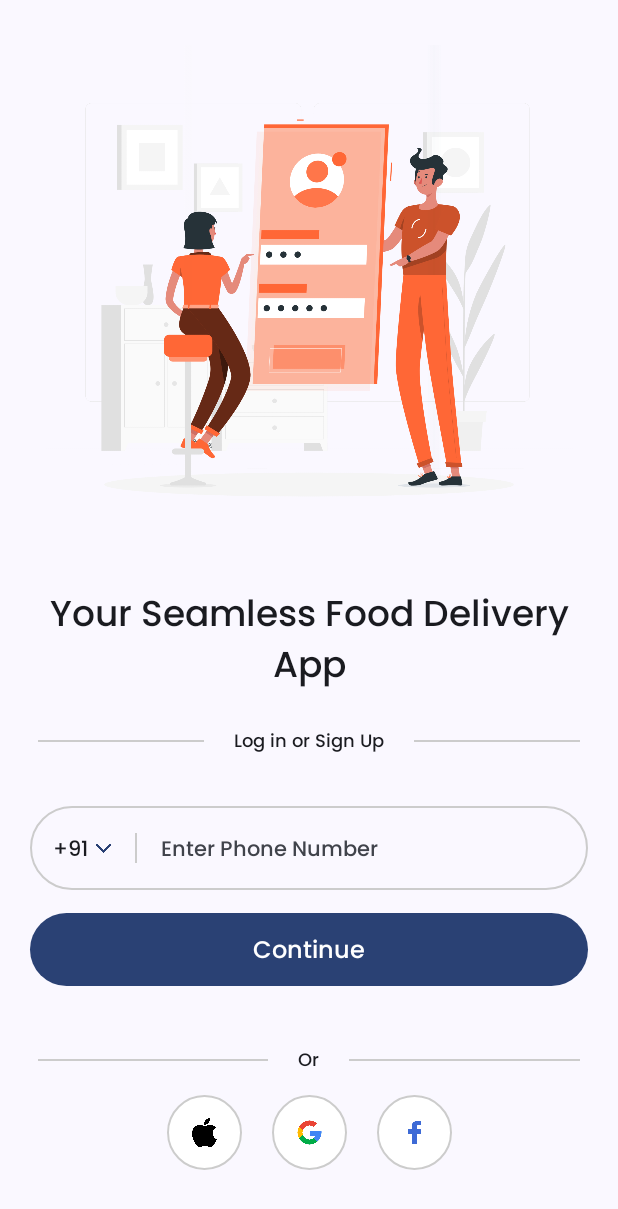
After one commit to chiragpatel047/FoodExpressUserApp, an Android app built with Jetpack Compose: the LoginScreen screen opened through its navigation route, on a phone screen of 412 x 824 dp. The commit adds this screen. Shown: the top 1209 px of the screen. Run offline under Robolectric (Android 15) with nearby library versions, the phone set to English and light mode, and no system bars.

Commit message:
login-screen-ui-1

```diff
--- /dev/null
+++ b/app/src/main/java/com/foodapp/foodexpress/Components/Component.kt
@@ -0,0 +1,192 @@
+package com.foodapp.foodexpress.Components
+
+import androidx.compose.foundation.BorderStroke
+import androidx.compose.foundation.Image
+import androidx.compose.foundation.background
+import androidx.compose.foundation.layout.PaddingValues
+import androidx.compose.foundation.layout.Row
+import androidx.compose.foundation.layout.Spacer
+import androidx.compose.foundation.layout.fillMaxWidth
+import androidx.compose.foundation.layout.height
+import androidx.compose.foundation.layout.padding
+import androidx.compose.foundation.layout.size
+import androidx.compose.foundation.shape.CircleShape
+import androidx.compose.foundation.shape.RoundedCornerShape
+import androidx.compose.material3.Button
+import androidx.compose.material3.ButtonDefaults
+import androidx.compose.material3.FilledIconButton
+import androidx.compose.material3.Icon
+import androidx.compose.material3.IconButton
+import androidx.compose.material3.IconButtonColors
+import androidx.compose.material3.IconButtonDefaults
+import androidx.compose.material3.MaterialTheme
+import androidx.compose.material3.OutlinedButton
+import androidx.compose.material3.Text
+import androidx.compose.runtime.Composable
+import androidx.compose.ui.Alignment
+import androidx.compose.ui.Modifier
+import androidx.compose.ui.draw.alpha
+import androidx.compose.ui.draw.clip
+import androidx.compose.ui.draw.rotate
+import androidx.compose.ui.graphics.Color
+import androidx.compose.ui.res.painterResource
+import androidx.compose.ui.text.style.TextAlign
+import androidx.compose.ui.tooling.preview.Preview
+import androidx.compose.ui.unit.dp
+import androidx.compose.ui.unit.sp
+import com.foodapp.foodexpress.R
+
+@Composable
+fun OrangeRoundedButton(label: String, onClick: () -> Unit) {
+    Button(
+        onClick = onClick,
+        colors = ButtonDefaults.buttonColors(MaterialTheme.colorScheme.primary),
+        modifier = Modifier
+            .fillMaxWidth()
+            .padding(20.dp,10.dp,20.dp,5.dp)
+    ) {
+        Text(
+            text = label,
+            fontSize = 16.sp,
+            style = MaterialTheme.typography.titleLarge,
+            modifier = Modifier
+                .padding(5.dp)
+        )
+    }
+}
+
+@Composable
+fun HeadingText(text: String) {
+    Text(
+        text = text,
+        textAlign = TextAlign.Center,
+        fontSize = 24.sp,
+        style = MaterialTheme.typography.titleLarge,
+        modifier = Modifier
+            .fillMaxWidth()
+            .padding(20.dp,10.dp,20.dp,10.dp)
+    )
+}
+
+@Composable
+fun ContentText(text: String) {
+    Text(
+        text = text,
+        textAlign = TextAlign.Center,
+        fontSize = 16.sp,
+        style = MaterialTheme.typography.titleLarge,
+        modifier = Modifier
+            .fillMaxWidth()
+            .padding(20.dp, 5.dp)
+    )
+}
+
+@Composable
+fun Content2Text(text: String, textAlign: TextAlign) {
+    Text(
+        text = text,
+        textAlign = textAlign,
+        fontSize = 14.sp,
+        style = MaterialTheme.typography.titleLarge,
+        modifier = Modifier
+            .padding(20.dp, 5.dp)
+    )
+}
+
+@Composable
+fun OutlinedCustomButton(imageIcon: Int,alpha : Float, onClick: () -> Unit) {
+    OutlinedButton(
+        onClick = onClick,
+        modifier = Modifier.size(50.dp).alpha(alpha = alpha),  //avoid the oval shape
+        shape = CircleShape,
+        border = BorderStroke(1.dp, MaterialTheme.colorScheme.primary),
+        contentPadding = PaddingValues(15.dp),  //avoid the little icon
+        colors = ButtonDefaults.outlinedButtonColors(contentColor =  MaterialTheme.colorScheme.primary)
+    ) {
+        Icon(
+            painterResource(id = imageIcon),
+            contentDescription = "",
+            tint = MaterialTheme.colorScheme.primary
+        )
+    }
+}
+
+@Composable
+fun OutlinedCustomImageButton(imageIcon: Int, onClick: () -> Unit) {
+    OutlinedButton(
+        onClick = onClick,
+        modifier = Modifier.size(50.dp),  //avoid the oval shape
+        shape = CircleShape,
+        border = BorderStroke(1.dp, Color.LightGray),
+        contentPadding = PaddingValues(15.dp),
+        colors = ButtonDefaults.outlinedButtonColors(containerColor =  Color.White)
+
+    ) {
+        Icon(
+            painterResource(id = imageIcon),
+            contentDescription = "",
+            tint = Color.Unspecified
+        )
+    }
+}
+
+@Composable
+fun FilledCustomButton(imageIcon: Int, onClick: () -> Unit) {
+    IconButton(
+        onClick = onClick,
+        modifier = Modifier
+            .size(50.dp)
+            .clip(RoundedCornerShape(50.dp)),  //avoid the oval shape
+        colors = IconButtonDefaults.iconButtonColors(
+            containerColor = MaterialTheme.colorScheme.primary
+        )
+    ) {
+        Icon(
+            painterResource(id = imageIcon),
+            contentDescription = "",
+            tint = Color.White,
+            modifier = Modifier
+                .size(50.dp)
+                .padding(15.dp)
+                .rotate(180F)
+        )
+    }
+}
+
+@Composable
+fun subjectImage(image : Int){
+    Image(painter = painterResource(id = image),
+        contentDescription = "",
+        modifier = Modifier.padding(30.dp,30.dp,30.dp,0.dp))
+}
+
+@Composable
+fun textBetweenTwoLines(text : String){
+    Row(
+        modifier = Modifier
+            .fillMaxWidth()
+            .padding(25.dp, 10.dp),
+        verticalAlignment = Alignment.CenterVertically
+    ) {
+        Spacer(
+            modifier = Modifier
+                .height(1.dp)
+                .weight(1f)
+                .background(Color.LightGray)
+        )
+        Text(
+            text = text,
+            textAlign = TextAlign.Center,
+            fontSize = 12.sp,
+            style = MaterialTheme.typography.titleLarge,
+            modifier = Modifier
+                .padding(20.dp, 5.dp)
+        )
+        Spacer(
+            modifier = Modifier
+                .height(1.dp)
+                .weight(1f)
+                .background(Color.LightGray)
+        )
+    }
+}
--- a/app/src/main/java/com/foodapp/foodexpress/MainActivity.kt
+++ b/app/src/main/java/com/foodapp/foodexpress/MainActivity.kt
@@ -10,6 +10,13 @@ import androidx.compose.material3.Text
 import androidx.compose.runtime.Composable
 import androidx.compose.ui.Modifier
 import androidx.compose.ui.tooling.preview.Preview
+import androidx.navigation.NavController
+import androidx.navigation.compose.NavHost
+import androidx.navigation.compose.composable
+import androidx.navigation.compose.rememberNavController
+import com.foodapp.foodexpress.Screens.LoginScreen
+import com.foodapp.foodexpress.Screens.OnBoardingScreen
+import com.foodapp.foodexpress.Screens.OtpScreen
 import com.foodapp.foodexpress.Screens.StarterScreen
 import com.foodapp.foodexpress.ui.theme.FoodExpressTheme
 
@@ -23,9 +30,28 @@ class MainActivity : ComponentActivity() {
                     modifier = Modifier.fillMaxSize(),
                     color = MaterialTheme.colorScheme.background
                 ) {
-                    StarterScreen()
+                    App()
                 }
             }
         }
     }
+
+    @Composable
+    fun App(){
+        val navController = rememberNavController()
+        NavHost(navController = navController, startDestination = "starter"){
+            composable(route = "starter"){
+                StarterScreen(navController)
+            }
+            composable(route = "onBoard"){
+                OnBoardingScreen(navController)
+            }
+            composable(route = "login"){
+                LoginScreen(navController)
+            }
+            composable(route = "otp"){
+                OtpScreen(navController)
+            }
+        }
+    }
 }
--- /dev/null
+++ b/app/src/main/java/com/foodapp/foodexpress/Screens/LoginScreen.kt
@@ -0,0 +1,220 @@
+package com.foodapp.foodexpress.Screens
+
+import android.util.Size
+import androidx.compose.foundation.Image
+import androidx.compose.foundation.background
+import androidx.compose.foundation.border
+import androidx.compose.foundation.clickable
+import androidx.compose.foundation.layout.Arrangement
+import androidx.compose.foundation.layout.Box
+import androidx.compose.foundation.layout.Column
+import androidx.compose.foundation.layout.Row
+import androidx.compose.foundation.layout.Spacer
+import androidx.compose.foundation.layout.fillMaxHeight
+import androidx.compose.foundation.layout.fillMaxSize
+import androidx.compose.foundation.layout.fillMaxWidth
+import androidx.compose.foundation.layout.height
+import androidx.compose.foundation.layout.padding
+import androidx.compose.foundation.layout.size
+import androidx.compose.foundation.layout.width
+import androidx.compose.foundation.layout.wrapContentSize
+import androidx.compose.foundation.layout.wrapContentWidth
+import androidx.compose.foundation.shape.RoundedCornerShape
+import androidx.compose.foundation.text.KeyboardOptions
+import androidx.compose.material.icons.Icons
+import androidx.compose.material.icons.filled.Clear
+import androidx.compose.material3.DropdownMenu
+import androidx.compose.material3.DropdownMenuItem
+import androidx.compose.material3.ExperimentalMaterial3Api
+import androidx.compose.material3.ExposedDropdownMenuBox
+import androidx.compose.material3.ExposedDropdownMenuDefaults
+import androidx.compose.material3.Icon
+import androidx.compose.material3.MaterialTheme
+import androidx.compose.material3.Text
+import androidx.compose.material3.TextField
+import androidx.compose.material3.TextFieldDefaults
+import androidx.compose.runtime.Composable
+import androidx.compose.runtime.getValue
+import androidx.compose.runtime.mutableStateOf
+import androidx.compose.runtime.remember
+import androidx.compose.runtime.setValue
+import androidx.compose.ui.Alignment
+import androidx.compose.ui.Modifier
+import androidx.compose.ui.draw.alpha
+import androidx.compose.ui.draw.clip
+import androidx.compose.ui.draw.scale
+import androidx.compose.ui.graphics.Color
+import androidx.compose.ui.platform.LocalDensity
+import androidx.compose.ui.res.painterResource
+import androidx.compose.ui.text.input.KeyboardType
+import androidx.compose.ui.text.input.TextFieldValue
+import androidx.compose.ui.text.style.TextAlign
+import androidx.compose.ui.tooling.preview.Preview
+import androidx.compose.ui.unit.dp
+import androidx.navigation.NavController
+import com.foodapp.foodexpress.Components.Content2Text
+import com.foodapp.foodexpress.Components.HeadingText
+import com.foodapp.foodexpress.Components.OrangeRoundedButton
+import com.foodapp.foodexpress.Components.OutlinedCustomImageButton
+import com.foodapp.foodexpress.Components.subjectImage
+import com.foodapp.foodexpress.Components.textBetweenTwoLines
+import com.foodapp.foodexpress.R
+
+@OptIn(ExperimentalMaterial3Api::class)
+@Composable
+fun LoginScreen(navController: NavController) {
+    Box(modifier = Modifier.fillMaxSize()) {
+        Column {
+            subjectImage(image = R.drawable.loginimage)
+            HeadingText(text = "Your Seamless Food Delivery App")
+
+            textBetweenTwoLines(text = "Log in or Sign Up")
+
+            Row(
+                modifier = Modifier
+                    .fillMaxWidth()
+                    .padding(20.dp, 20.dp, 20.dp, 5.dp)
+                    .border(1.dp, Color.LightGray, RoundedCornerShape(50.dp)),
+                verticalAlignment = Alignment.CenterVertically
+            ) {
+
+
+                var expanded by remember { mutableStateOf(false) }
+
+                val list = listOf(
+                    "+91",
+                    "+1",
+                    "+44",
+                    "+33",
+                    "+49",
+                    "+81",
+                    "+86",
+                    "+7",
+                    "+61",
+                    "+55",
+                    "+52",
+                    "+34",
+                    "+39",
+                    "+90",
+                    "+65",
+                    "+82",
+                    "+63",
+                    "+64",
+                    "+41",
+                    "+31",
+                    "+46",
+                    "+52",
+                    "+62",
+                    "+55",
+                    "+60",
+                    "+66",
+                    "+44",
+                    "+353",
+                    "+27",
+                    "+972",
+                    "+971",
+                    "+966",
+                    "+501",
+                    "+507",
+                    "+52",
+                    "+1",
+                    "+53"
+                )
+                var selected by remember { mutableStateOf(list[0]) }
+
+                Text(text = selected,
+                    modifier = Modifier
+                        .clickable {
+                            expanded = !expanded
+                        }
+                        .padding(15.dp, 0.dp, 0.dp, 0.dp),
+                    style = MaterialTheme.typography.titleLarge)
+
+                Icon(
+                    painter = painterResource(id = R.drawable.downarrow),
+                    contentDescription = "",
+                    modifier = Modifier
+                        .size(15.dp)
+                        .padding(5.dp, 0.dp, 0.dp, 0.dp),
+                    tint = MaterialTheme.colorScheme.primary
+                )
+
+                DropdownMenu(expanded = expanded,
+                    onDismissRequest = { expanded = false }) {
+                    list.forEach {
+                        DropdownMenuItem(text = { Text(text = it) }, onClick = {
+                            selected = it.toString()
+                            expanded = false
+                        })
+                    }
+                }
+
+                Spacer(
+                    modifier = Modifier
+                        .padding(8.dp)
+                )
+
+                Spacer(
+                    modifier = Modifier
+                        .width(1.dp)
+                        .background(Color.LightGray)
+                        .padding(10.dp)
+                )
+
+                var text by remember { mutableStateOf("") }
+
+                TextField(
+                    value = text,
+                    onValueChange = {text = it},
+                    keyboardOptions = KeyboardOptions(keyboardType = KeyboardType.Number),
+                    colors = TextFieldDefaults.textFieldColors(
+                        containerColor = Color.Transparent,
+                        focusedIndicatorColor = Color.Transparent,
+                        unfocusedIndicatorColor = Color.Transparent
+                    ),
+                    placeholder = {
+                        Text(
+                            text = "Enter Phone Number",
+                            style = MaterialTheme.typography.titleLarge
+                        )
+                    },
+
+                    modifier = Modifier
+                        .background(Color.Transparent)
+                        .weight(1f)
+
+                )
+            }
+            OrangeRoundedButton(label = "Continue") {
+                navController.navigate("otp")
+            }
+
+            Spacer(modifier = Modifier.padding(10.dp))
+
+            textBetweenTwoLines(text = "Or")
+
+            Row(
+                modifier = Modifier.fillMaxWidth(),
+                verticalAlignment = Alignment.CenterVertically,
+                horizontalArrangement = Arrangement.Center
+            ) {
+                OutlinedCustomImageButton(imageIcon = R.drawable.apple) {
+
+                }
+
+                Spacer(modifier = Modifier.padding(10.dp))
+
+                OutlinedCustomImageButton(imageIcon = R.drawable.googlelogo) {
+
+                }
+
+                Spacer(modifier = Modifier.padding(10.dp))
+
+                OutlinedCustomImageButton(imageIcon = R.drawable.facebook) {
+
+                }
+            }
+
+        }
+    }
+}
--- a/app/src/main/java/com/foodapp/foodexpress/ui/theme/Color.kt
+++ b/app/src/main/java/com/foodapp/foodexpress/ui/theme/Color.kt
@@ -9,3 +9,5 @@ val Pink80 = Color(0xFFEFB8C8)
 val Purple40 = Color(0xFF6650a4)
 val PurpleGrey40 = Color(0xFF625b71)
 val Pink40 = Color(0xFF7D5260)
+
+val universal_orange = Color(0xFFFF6736)
--- a/build.gradle.kts
+++ b/build.gradle.kts
@@ -1,5 +1,5 @@
 // Top-level build file where you can add configuration options common to all sub-projects/modules.
 plugins {
     id("com.android.application") version "8.1.0" apply false
-    id("org.jetbrains.kotlin.android") version "1.8.10" apply false
+    id("org.jetbrains.kotlin.android") version "1.8.0" apply false
 }
```
Also changed, not shown: app/build.gradle.kts (+11 -6 lines), app/src/main/java/com/foodapp/foodexpress/Components/OnBoardComponent.kt (added, +24 -0 lines), app/src/main/java/com/foodapp/foodexpress/Screens/OnBoardingScreen.kt (added, +143 -0 lines), app/src/main/java/com/foodapp/foodexpress/Screens/OtpScreen.kt (added, +9 -0 lines), app/src/main/java/com/foodapp/foodexpress/Screens/StarterScreen.kt (+11 -34 lines), app/src/main/java/com/foodapp/foodexpress/ui/theme/Theme.kt (+6 -4 lines), app/src/main/res/drawable/apple.png (added), app/src/main/res/drawable/arrowicon.png (added), app/src/main/res/drawable/downarrow.png (added), app/src/main/res/drawable/facebook.png (added), app/src/main/res/drawable/fastdelivery.png (added), app/src/main/res/drawable/findfood.png (added), app/src/main/res/drawable/googlelogo.png (added), app/src/main/res/drawable/livetrack.png (added), 1 more files.
